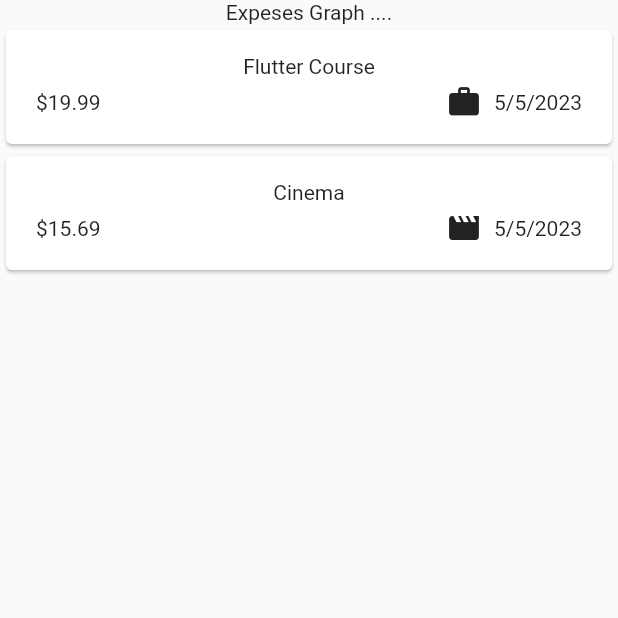
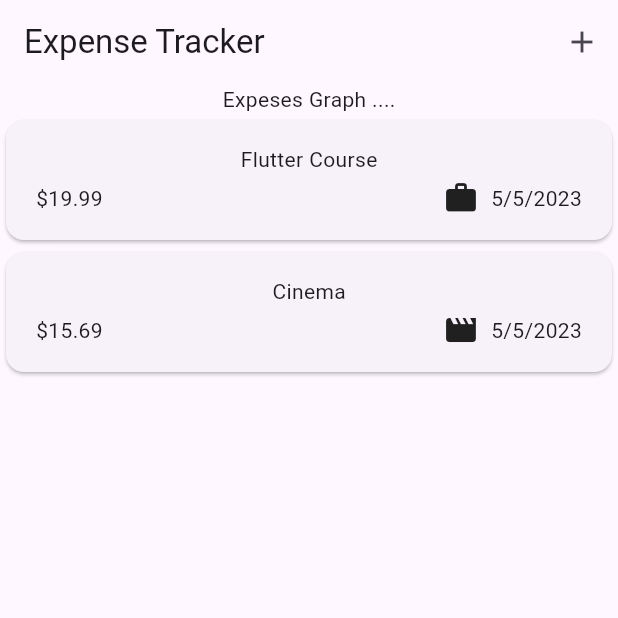
Before and after one commit to Subha-5/Flutter-Expense-Tracker, a Flutter app: the screen it shows after launch, on a phone screen of 412 x 824 dp, the top half of it. Run offline on Flutter 3.47's test engine with Material 2 defaults, Android fonts, the phone set to English and light mode, and no system bars.

Commit message:
setting the app bar

```diff
--- a/lib/widgets/expenses.dart
+++ b/lib/widgets/expenses.dart
@@ -30,6 +30,15 @@ class _ExpensesState extends State<Expenses> {
   @override
   Widget build(BuildContext context) {
     return Scaffold(
+      appBar: AppBar(
+        title: const Text('Expense Tracker'),
+        actions: [
+          IconButton(
+            onPressed: () {},
+            icon: const Icon(Icons.add),
+          ),
+        ],
+      ),
       body: Column(
         children: [
           const Text('Expeses Graph ....'), // Todo: Bar Graph
```
Also changed, not shown: lib/main.dart (+4 -5 lines).
